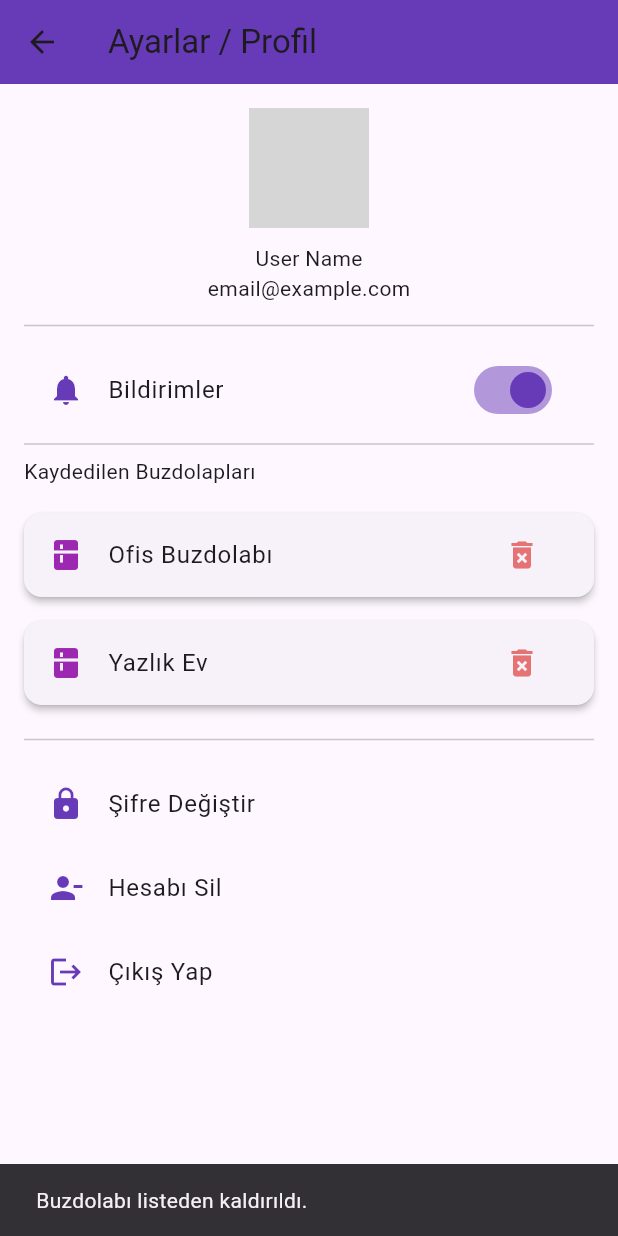
After one commit to idilbyr/cs310-project, a Flutter app: the SettingsProfileScreen screen opened directly, after a tap on the "delete forever" icon, on a phone screen of 412 x 824 dp. The commit adds this screen. Run offline on Flutter 3.47's test engine with Material 3 defaults, Android fonts, the phone set to English and light mode, and no system bars; our stand-ins replace shared_preferences; accounts and stored records are empty; network calls fail; grey boxes are pictures that could not be loaded.

Commit message:
added semihs files

```diff
--- /dev/null
+++ b/lib/screens/settings_profile_screen.dart
@@ -0,0 +1,148 @@
+// lib/screens/settings_profile_screen.dart
+
+import 'package:flutter/material.dart';
+import '../utils/constants.dart';
+
+// Model Sınıfı
+class FridgeModel {
+  final String id;
+  final String name;
+  FridgeModel({required this.id, required this.name});
+}
+
+class SettingsProfileScreen extends StatefulWidget {
+  static const routeName = '/settings';
+
+  const SettingsProfileScreen({super.key});
+
+  @override
+  State<SettingsProfileScreen> createState() => _SettingsProfileScreenState();
+}
+
+class _SettingsProfileScreenState extends State<SettingsProfileScreen> {
+  bool _notificationsEnabled = true;
+
+  // Dinamik Kaldırma için state içinde tutulan liste
+  List<FridgeModel> _savedFridges = [
+    FridgeModel(id: 'f1', name: 'Ana Mutfak'),
+    FridgeModel(id: 'f2', name: 'Ofis Buzdolabı'),
+    FridgeModel(id: 'f3', name: 'Yazlık Ev'),
+  ];
+
+  void _removeFridge(String id) {
+    setState(() {
+      _savedFridges.removeWhere((fridge) => fridge.id == id);
+    });
+    ScaffoldMessenger.of(context).showSnackBar(
+      const SnackBar(content: Text('Buzdolabı listeden kaldırıldı.')),
+    );
+  }
+
+  Widget _buildProfileHeader() {
+    return Column(
+      children: [
+        // Images Gereksinimi (Örn: Network Image)
+        const CircleAvatar(
+          radius: 40,
+          backgroundImage: NetworkImage('https://via.placeholder.com/150'),
+          backgroundColor: AppColors.background,
+        ),
+        const SizedBox(height: 10),
+        Text('User Name', style: AppStyles.title),
+        Text('email@example.com', style: AppStyles.body),
+      ],
+    );
+  }
+
+  Widget _buildSettingsTile({
+    required String title,
+    IconData? icon,
+    VoidCallback? onTap,
+    Widget? trailing,
+  }) {
+    return ListTile(
+      leading: icon != null ? Icon(icon, color: AppColors.primary) : null,
+      title: Text(title, style: AppStyles.body),
+      trailing: trailing,
+      onTap: onTap,
+    );
+  }
+
+  @override
+  Widget build(BuildContext context) {
+    return Scaffold(
+      appBar: AppBar(
+        title: const Text('Ayarlar / Profil'),
+        backgroundColor: AppColors.primary,
+      ),
+      body: ListView(
+        padding: AppPaddings.screenPadding,
+        children: <Widget>[
+          _buildProfileHeader(),
+          const Divider(height: 30),
+
+          _buildSettingsTile(
+            title: 'Bildirimler',
+            icon: Icons.notifications,
+            trailing: Switch(
+              value: _notificationsEnabled,
+              onChanged: (bool value) {
+                setState(() {
+                  _notificationsEnabled = value;
+                });
+              },
+              activeColor: AppColors.primary,
+            ),
+          ),
+
+          const Divider(),
+
+          Text('Kaydedilen Buzdolapları',
+              style: AppStyles.title.copyWith(fontSize: 18)),
+          const SizedBox(height: 10),
+
+          // Card & List ve Dinamik Kaldırma Gereksinimi
+          ListView.builder(
+            shrinkWrap: true,
+            physics: const NeverScrollableScrollPhysics(),
+            itemCount: _savedFridges.length,
+            itemBuilder: (ctx, index) {
+              final fridge = _savedFridges[index];
+              return Card(
+                elevation: 2,
+                margin: AppPaddings.verticalSpace,
+                child: ListTile(
+                  leading: const Icon(Icons.kitchen, color: AppColors.secondary),
+                  title: Text(fridge.name),
+                  trailing: IconButton(
+                    icon: const Icon(Icons.delete_forever, color: AppColors.error),
+                    onPressed: () => _removeFridge(fridge.id), // Kaldırma işlevi
+                  ),
+                ),
+              );
+            },
+          ),
+
+          const Divider(height: 30),
+
+          // Hesap Yönetimi
+          _buildSettingsTile(
+            title: 'Şifre Değiştir',
+            icon: Icons.lock,
+            onTap: () {},
+          ),
+          _buildSettingsTile(
+            title: 'Hesabı Sil',
+            icon: Icons.person_remove,
+            onTap: () {},
+          ),
+          _buildSettingsTile(
+            title: 'Çıkış Yap',
+            icon: Icons.logout,
+            onTap: () {},
+          ),
+        ],
+      ),
+    );
+  }
+}
--- a/lib/utils/constants.dart
+++ b/lib/utils/constants.dart
@@ -6,6 +6,11 @@ class AppColors {
   static const Color errorColor = Color(0xFFD32F2F);
   static const Color backgroundColor = Color(0xFFF5F5F5);
   static const Color textColor = Color(0xFF212121);
+  static const Color primary = Color(0xFF673AB7); // Mor
+  static const Color secondary = Color(0xFF9C27B0); // Lila
+  static const Color background = Color(0xFFF5F5F5); // Açık Gri
+  static const Color error = Color(0xFFE57373); // Kırmızımsı
+  static const Color success = Color(0xFF4CAF50); // Yeşil
 }
 
 class AppTextStyles {
@@ -14,6 +19,18 @@ class AppTextStyles {
     fontWeight: FontWeight.bold,
     color: AppColors.textColor,
     fontFamily: 'Roboto',
+
+  );
+  static const TextStyle title = TextStyle(
+      fontSize: 24,
+      fontWeight: FontWeight.bold,
+      color: AppColors.primary
+  );
+  static const TextStyle body = TextStyle(fontSize: 16);
+  static const TextStyle link = TextStyle(
+      fontSize: 14,
+      color: AppColors.secondary,
+      decoration: TextDecoration.underline
   );
 
   static const TextStyle bodyStyle = TextStyle(
@@ -27,3 +44,8 @@ class AppTextStyles {
     fontWeight: FontWeight.w600,
   );
 }
+
+class AppPaddings {
+  static const EdgeInsets screenPadding = EdgeInsets.all(16.0);
+  static const EdgeInsets verticalSpace = EdgeInsets.symmetric(vertical: 8.0);
+}
```
Also changed, not shown: lib/screens/join_fridge_screen.dart (added, +113 -0 lines).
